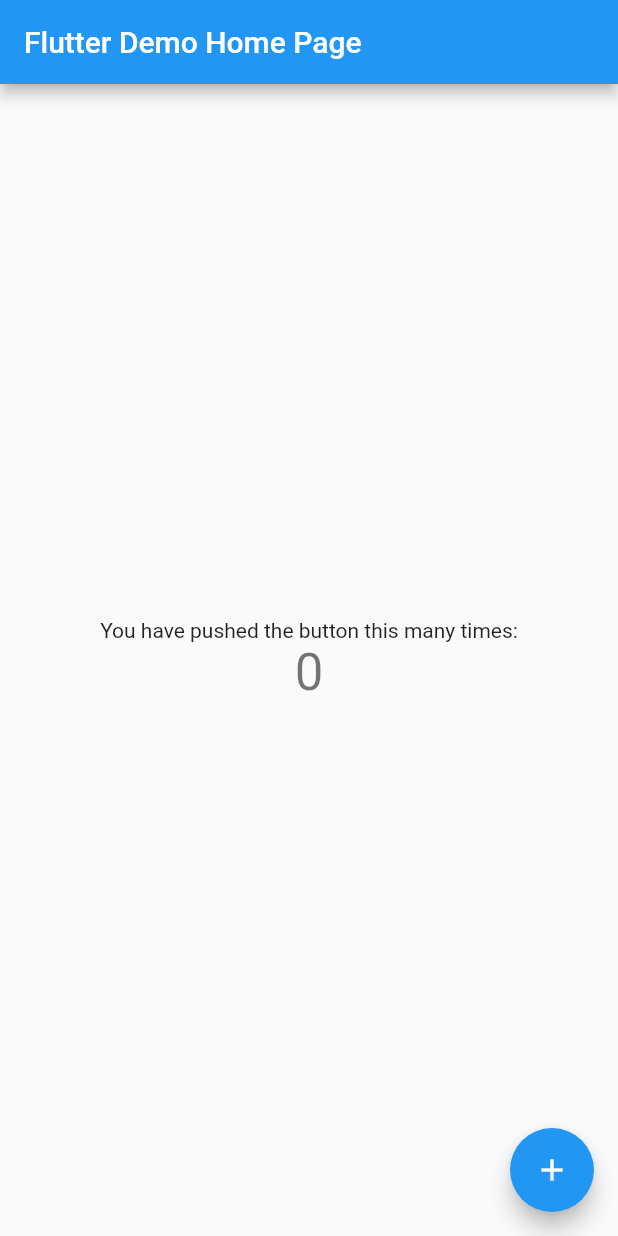
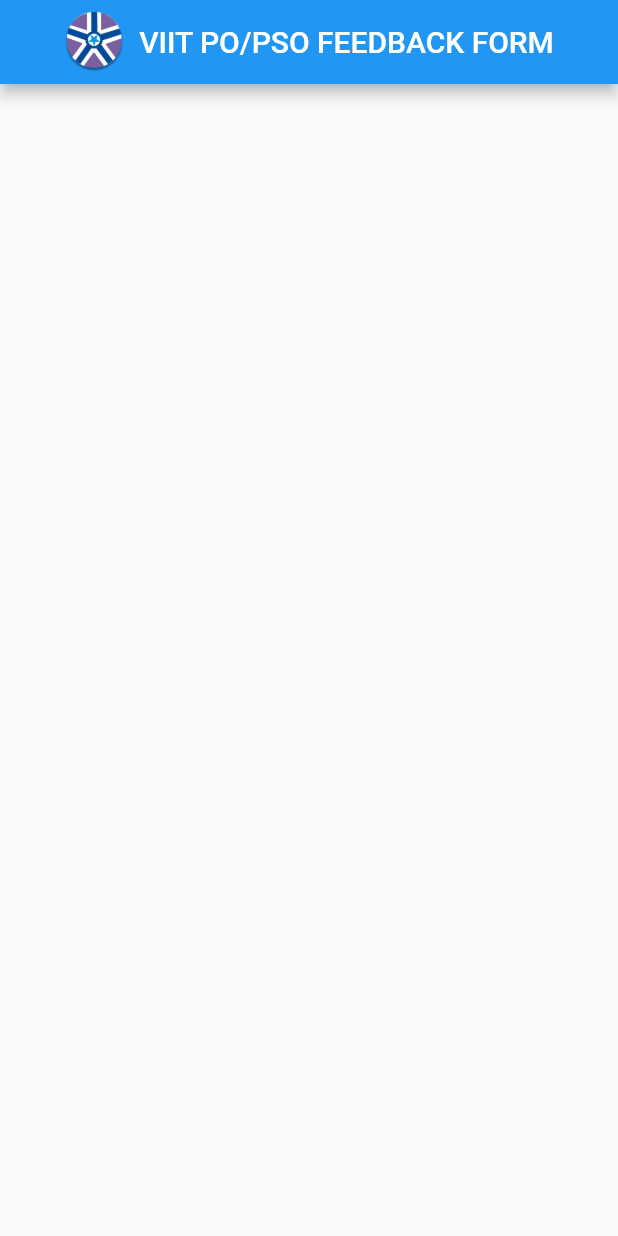
Before and after one commit to infinitumkiran/program_outcomes_form, a Flutter app: the screen it shows after launch, on a phone screen of 412 x 824 dp. Run offline on Flutter 3.47's test engine with Material 2 defaults, Android fonts, the phone set to English and light mode, and no system bars.

Commit message:
AppBar_and_card_unset

```diff
--- a/lib/main.dart
+++ b/lib/main.dart
@@ -1,16 +1,18 @@
 import 'package:flutter/material.dart';
+import 'package:program_outcomes_form/widgets/appbar.dart';
 
 void main() => runApp(MyApp());
+
 
 class MyApp extends StatelessWidget {
   @override
   Widget build(BuildContext context) {
     return MaterialApp(
-      title: 'Flutter Demo',
+      title: 'viit_program_outcomes',
       theme: ThemeData(
         primarySwatch: Colors.blue,
       ),
-      home: MyHomePage(title: 'Flutter Demo Home Page'),
+      home: MyHomePage(title: 'viit_program_outcomes'),
     );
   }
 }
@@ -24,39 +26,10 @@
 }
 
 class _MyHomePageState extends State<MyHomePage> {
-  int _counter = 0;
-
-  void _incrementCounter() {
-    setState(() {
-      _counter++;
-    });
-  }
-
   @override
   Widget build(BuildContext context) {
     return Scaffold(
-      appBar: AppBar(
-        title: Text(widget.title),
-      ),
-      body: Center(
-        child: Column(
-          mainAxisAlignment: MainAxisAlignment.center,
-          children: <Widget>[
-            Text(
-              'You have pushed the button this many times:',
-            ),
-            Text(
-              '$_counter',
-              style: Theme.of(context).textTheme.display1,
-            ),
-          ],
-        ),
-      ),
-      floatingActionButton: FloatingActionButton(
-        onPressed: _incrementCounter,
-        tooltip: 'Increment',
-        child: Icon(Icons.add),
-      ), // This trailing comma makes auto-formatting nicer for build methods.
+      appBar: buildAppBar()
     );
   }
 }
--- /dev/null
+++ b/lib/widgets/appbar.dart
@@ -0,0 +1,26 @@
+import 'package:flutter/material.dart';
+
+
+AppBar buildAppBar() {
+  return AppBar(
+    centerTitle: true,
+    //backgroundColor: Color ,
+    title: Row(
+      mainAxisAlignment: MainAxisAlignment.center,
+      mainAxisSize: MainAxisSize.min,
+      children: <Widget>[
+        Image(
+          image: AssetImage('assets/vignan_logo.png'),
+          height: 40,
+          width: 40,
+          fit: BoxFit.contain,
+        ),
+        SizedBox(
+          width: 10,
+          height: 10,
+        ),
+        Text('VIIT PO/PSO FEEDBACK FORM'),
+      ],
+    ),
+  );
+}
--- /dev/null
+++ b/lib/widgets/card.dart
@@ -0,0 +1,20 @@
+import 'package:flutter/material.dart';
+
+
+
+
+ Card buildCard(){
+   return Card(
+      child: InkWell(
+        splashColor: Colors.blue.withAlpha(30),
+        onTap: () {
+          print('Card tapped.');
+        },
+        child: Container(
+          width: 300,
+          height: 100,
+          child: Text('A card that can be tapped'),
+        ),
+      ),
+    );
+ }
--- a/pubspec.yaml
+++ b/pubspec.yaml
@@ -41,8 +41,8 @@
   uses-material-design: true
 
   # To add assets to your application, add an assets section, like this:
-  # assets:
-  #  - images/a_dot_burr.jpeg
+  assets:
+   - assets/vignan_logo.png
   #  - images/a_dot_ham.jpeg
 
   # An image asset can refer to one or more resolution-specific "variants", see
```
Also changed, not shown: assets/vignan_logo.png (added).
